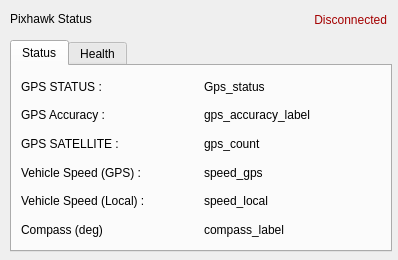
The window that src/rviz_plugin/ui/pixhawkSensor.ui (azidanit/yolo_asv_ros_autonomous_control) describes before a commit, drawn with Qt 5.
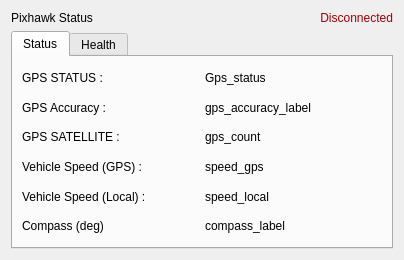
The same window after the commit.

```diff
--- a/src/rviz_plugin/ui/pixhawkSensor.ui
+++ b/src/rviz_plugin/ui/pixhawkSensor.ui
@@ -13,15 +13,9 @@
   <property name="windowTitle">
    <string>Form</string>
   </property>
+  <layout class="QGridLayout" name="gridLayout_2">
+   <item row="0" column="0">
   <widget class="QLabel" name="label">
-   <property name="geometry">
-    <rect>
-     <x>10</x>
-     <y>10</y>
-     <width>103</width>
-     <height>17</height>
-    </rect>
-   </property>
    <property name="maximumSize">
     <size>
      <width>16777215</width>
@@ -32,15 +26,22 @@
     <string>Pixhawk Status</string>
    </property>
   </widget>
+   </item>
+   <item row="0" column="1">
+    <widget class="QLabel" name="connectionStatus">
+     <property name="styleSheet">
+      <string notr="true">color: rgb(164, 0, 0);</string>
+     </property>
+     <property name="text">
+      <string>Disconnected</string>
+     </property>
+     <property name="alignment">
+      <set>Qt::AlignRight|Qt::AlignTrailing|Qt::AlignVCenter</set>
+     </property>
+    </widget>
+   </item>
+   <item row="1" column="0" colspan="2">
   <widget class="QTabWidget" name="tabWidget">
-   <property name="geometry">
-    <rect>
-     <x>10</x>
-     <y>40</y>
-     <width>382</width>
-     <height>212</height>
-    </rect>
-   </property>
    <property name="currentIndex">
     <number>0</number>
    </property>
@@ -255,25 +256,8 @@
     </widget>
    </widget>
   </widget>
-  <widget class="QLabel" name="connectionStatus">
-   <property name="geometry">
-    <rect>
-     <x>266</x>
-     <y>10</y>
-     <width>121</width>
-     <height>20</height>
-    </rect>
-   </property>
-   <property name="styleSheet">
-    <string notr="true">color: rgb(164, 0, 0);</string>
-   </property>
-   <property name="text">
-    <string>Disconnected</string>
-   </property>
-   <property name="alignment">
-    <set>Qt::AlignRight|Qt::AlignTrailing|Qt::AlignVCenter</set>
-   </property>
-  </widget>
+   </item>
+  </layout>
  </widget>
  <resources/>
  <connections/>
```
Lines whose indentation alone changed are shown as unchanged.
